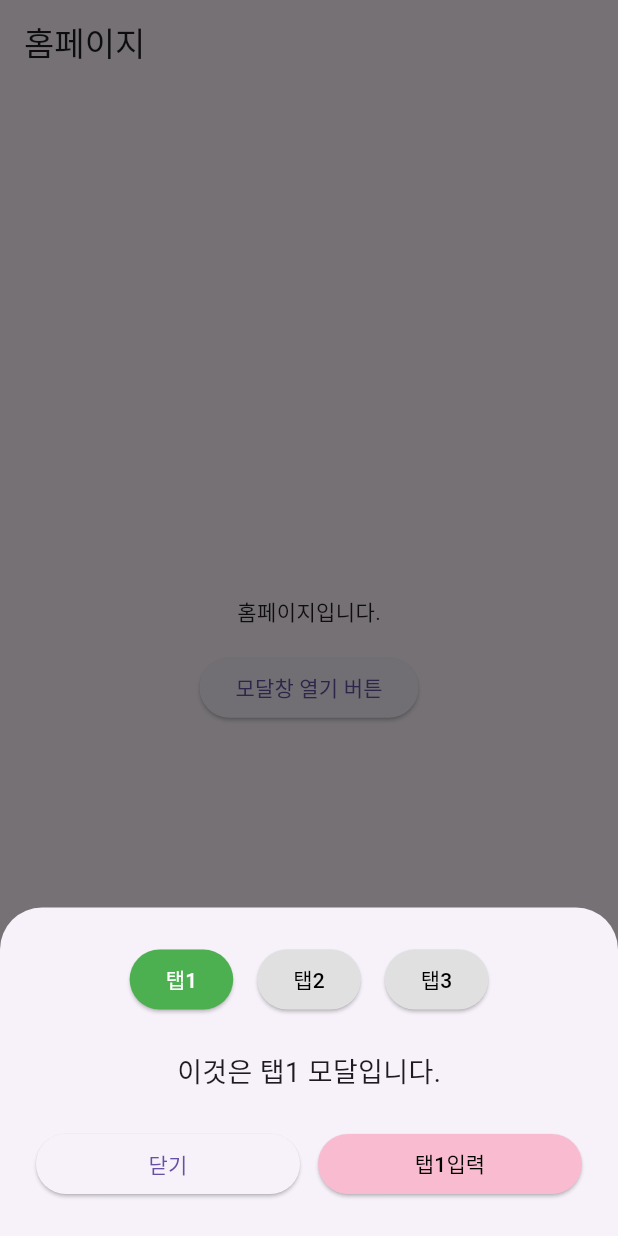
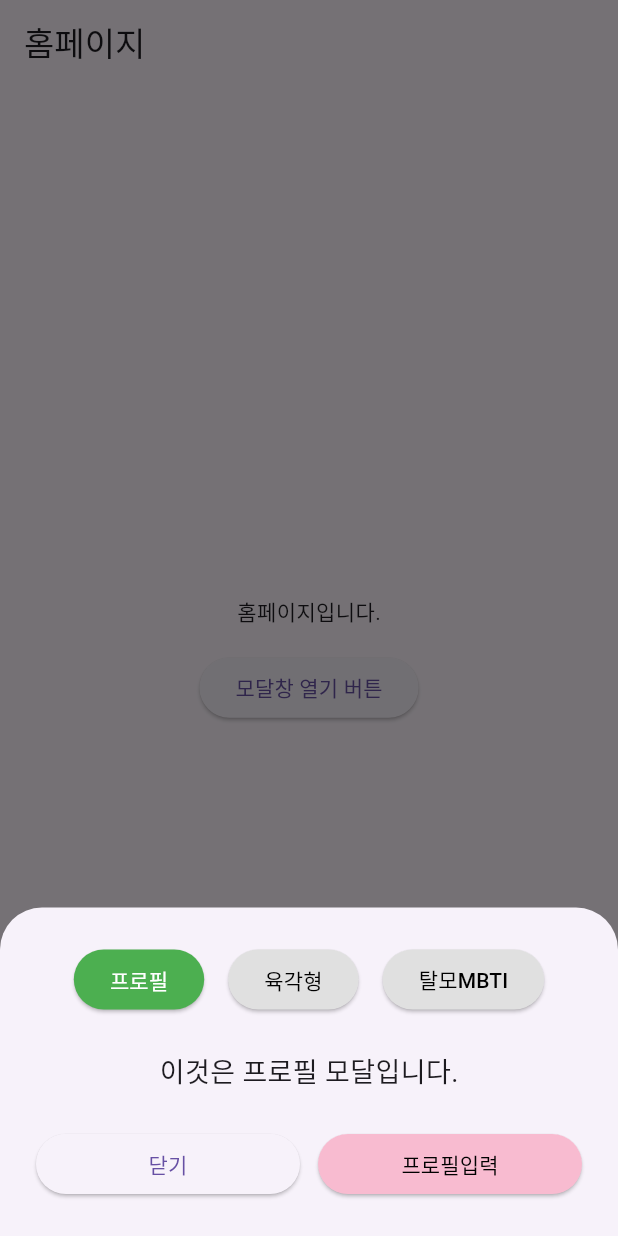
Before and after one commit to laurenCho9/flutter_feat_modal_and_push, a Flutter app: the screen it shows after launch, after a tap on "모달창 열기 버튼", on a phone screen of 412 x 824 dp. Run offline on Flutter 3.47's test engine with Material 3 defaults, Android fonts, the phone set to English and light mode, and no system bars.

Commit message:
chore: 탭1, 탭2, 탭3 적절하게 이름 변경

```diff
--- a/lib/modal.dart
+++ b/lib/modal.dart
@@ -36,12 +36,13 @@ class _CustomModalState extends State<CustomModal> {
 
   @override
   Widget build(BuildContext context) {
-    final tabTexts = ['이것은 탭1 모달입니다.', '이것은 탭2 모달입니다.', '이것은 탭3 모달입니다.'];
+    final tabTexts = ['이것은 프로필 모달입니다.', '이것은 육각형 모달입니다.', '이것은 탈모MBTI 모달입니다.'];
     final inputButtonTexts = [
-      tabCompleted[0] ? '탭1완료' : '탭1입력',
-      tabCompleted[1] ? '탭2완료' : '탭2입력',
-      tabCompleted[2] ? '탭3완료' : '탭3입력',
+      tabCompleted[0] ? '프로필완료' : '프로필입력',
+      tabCompleted[1] ? '육각형완료' : '육각형입력',
+      tabCompleted[2] ? '탈모MBTI완료' : '탈모MBTI입력',
     ];
+    final tabButtonNames = ['프로필', '육각형', '탈모MBTI'];
     Color? getButtonBgColor(int idx) {
       if (tabCompleted[idx]) {
         return const Color(0xFF333333);
@@ -82,7 +83,7 @@ class _CustomModalState extends State<CustomModal> {
                       _selectedTab = i;
                     });
                   },
-                  child: Text('탭${i + 1}'),
+                  child: Text(tabButtonNames[i]),
                 ),
               ),
             ),
--- a/lib/profile_input.dart
+++ b/lib/profile_input.dart
@@ -11,13 +11,13 @@ class ProfileInputPage extends StatefulWidget {
 class _ProfileInputPageState extends State<ProfileInputPage> {
   late int _selectedTab;
 
-  final List<String> tabTitles = ['탭1', '탭2', '탭3'];
+  final List<String> tabTitles = ['프로필', '육각형', '탈모MBTI'];
   final List<String> tabDescriptions = [
-    '탭1에 대한 설명입니다.',
-    '탭2에 대한 설명입니다.',
-    '탭3에 대한 설명입니다.',
+    '프로필에 대한 설명입니다.',
+    '육각형에 대한 설명입니다.',
+    '탈모MBTI에 대한 설명입니다.',
   ];
-  final List<String> saveButtonTexts = ['탭1저장하기', '탭2저장하기', '탭3저장하기'];
+  final List<String> saveButtonTexts = ['프로필저장하기', '육각형저장하기', '탈모MBTI저장하기'];
 
   @override
   void initState() {
```
